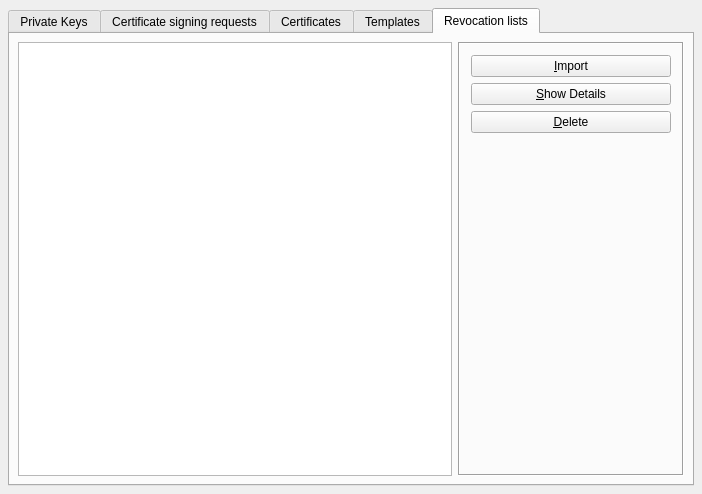
First picture: the form in ui/MainWindow.ui, repository chris2511/xca, before the edit.
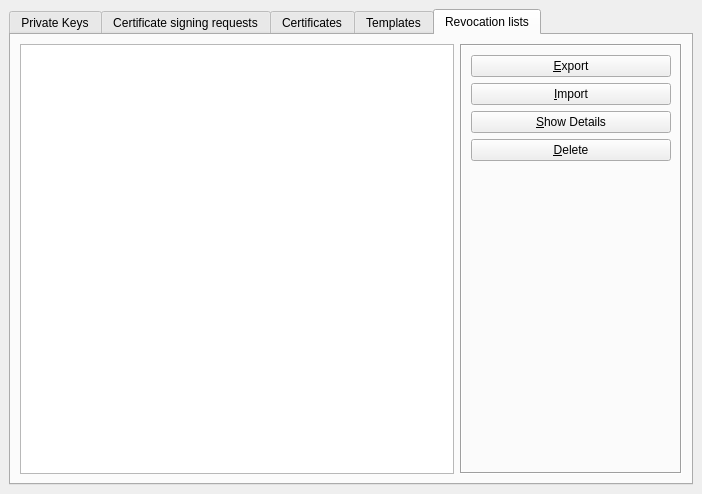
Second picture: the form after the edit. The open tabs and pages were chosen to show the change. Custom widgets are drawn as their Qt base class.

Commit message: fix image of CRL export add Key column showing the key-password state use enum for key-state Fix focus for password dialogs Resize columns after item loading

```diff
--- a/ui/MainWindow.ui
+++ b/ui/MainWindow.ui
@@ -15,7 +15,7 @@
   <widget class="QWidget" name="centralWidget" >
    <layout class="QVBoxLayout" >
     <property name="margin" >
-     <number>8</number>
+     <number>9</number>
     </property>
     <property name="spacing" >
      <number>6</number>
@@ -478,7 +478,7 @@
        </attribute>
        <layout class="QHBoxLayout" >
         <property name="margin" >
-         <number>8</number>
+         <number>9</number>
         </property>
         <property name="spacing" >
          <number>6</number>
@@ -496,11 +496,18 @@
           </property>
           <layout class="QVBoxLayout" >
            <property name="margin" >
-            <number>11</number>
+            <number>9</number>
            </property>
            <property name="spacing" >
             <number>6</number>
            </property>
+           <item>
+            <widget class="QPushButton" name="BNexportCrl" >
+             <property name="text" >
+              <string>&amp;Export</string>
+             </property>
+            </widget>
+           </item>
            <item>
             <widget class="QPushButton" name="BNimportCrl" >
              <property name="text" >
```
Left out of the diff: 16 changed lines with no effect on the pictures. The commit also changes 17 other files.
